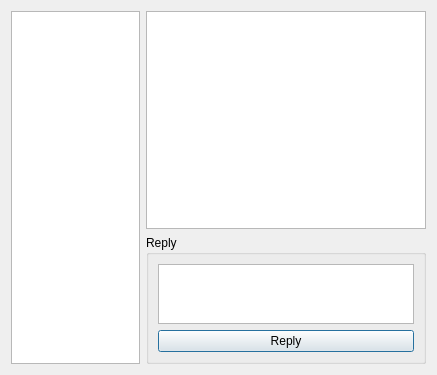
Qt form src/qt/ui/user_inbox.ui (maidsafe-archive/MaidSafe-Encrypt) before a commit.
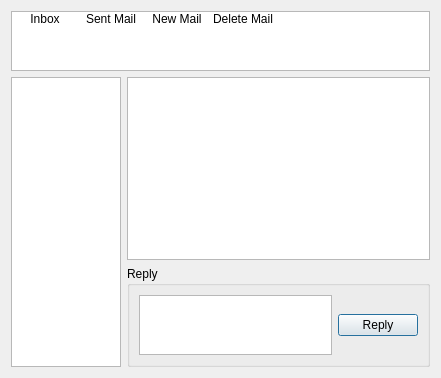
The same form after that commit. Icons and pictures are not drawn.

Commit message: Email Inbox Improvements

```diff
--- a/src/qt/ui/user_inbox.ui
+++ b/src/qt/ui/user_inbox.ui
@@ -6,15 +6,15 @@
    <rect>
     <x>0</x>
     <y>0</y>
-    <width>437</width>
-    <height>375</height>
+    <width>441</width>
+    <height>378</height>
    </rect>
   </property>
   <property name="windowTitle">
    <string>Inbox</string>
   </property>
-  <layout class="QHBoxLayout" name="horizontalLayout_2">
-   <item>
+  <layout class="QGridLayout" name="gridLayout">
+   <item row="1" column="0">
     <layout class="QHBoxLayout" name="horizontalLayout">
      <property name="sizeConstraint">
       <enum>QLayout::SetDefaultConstraint</enum>
@@ -27,6 +27,12 @@
          <verstretch>0</verstretch>
         </sizepolicy>
        </property>
+       <property name="minimumSize">
+        <size>
+         <width>110</width>
+         <height>0</height>
+        </size>
+       </property>
        <property name="maximumSize">
         <size>
          <width>130</width>
@@ -37,7 +43,7 @@
      </item>
     </layout>
    </item>
-   <item>
+   <item row="1" column="1">
     <layout class="QVBoxLayout" name="verticalLayout">
      <item>
       <widget class="QTextEdit" name="emailDisplayEdit">
@@ -77,11 +83,24 @@
           </property>
          </widget>
         </item>
-        <item row="1" column="0">
+        <item row="0" column="1">
          <widget class="QPushButton" name="replyButton">
           <property name="text">
            <string>Reply</string>
           </property>
+          <property name="icon">
+           <iconset resource="../resources/resources.qrc">
+            <normaloff>:/icons/32/Reply_Message</normaloff>:/icons/32/Reply_Message</iconset>
+          </property>
+          <property name="iconSize">
+           <size>
+            <width>32</width>
+            <height>32</height>
+           </size>
+          </property>
+          <property name="flat">
+           <bool>false</bool>
+          </property>
          </widget>
         </item>
        </layout>
@@ -89,6 +108,58 @@
      </item>
     </layout>
    </item>
+   <item row="0" column="0" colspan="2">
+    <widget class="QListWidget" name="toolBarListWidget">
+     <property name="maximumSize">
+      <size>
+       <width>16777215</width>
+       <height>60</height>
+      </size>
+     </property>
+     <property name="viewMode">
+      <enum>QListView::IconMode</enum>
+     </property>
+     <property name="uniformItemSizes">
+      <bool>true</bool>
+     </property>
+     <item>
+      <property name="text">
+       <string>Inbox</string>
+      </property>
+      <property name="icon">
+       <iconset resource="../resources/resources.qrc">
+        <normaloff>:/icons/32/Email_Tab</normaloff>:/icons/32/Email_Tab</iconset>
+      </property>
+     </item>
+     <item>
+      <property name="text">
+       <string>Sent Mail</string>
+      </property>
+      <property name="icon">
+       <iconset resource="../resources/resources.qrc">
+        <normaloff>:/icons/32/Sent_Messages</normaloff>:/icons/32/Sent_Messages</iconset>
+      </property>
+     </item>
+     <item>
+      <property name="text">
+       <string>New Mail</string>
+      </property>
+      <property name="icon">
+       <iconset resource="../resources/resources.qrc">
+        <normaloff>:/icons/32/New_Message</normaloff>:/icons/32/New_Message</iconset>
+      </property>
+     </item>
+     <item>
+      <property name="text">
+       <string>Delete Mail</string>
+      </property>
+      <property name="icon">
+       <iconset resource="../resources/resources.qrc">
+        <normaloff>:/icons/32/Delete_Mail</normaloff>:/icons/32/Delete_Mail</iconset>
+      </property>
+     </item>
+    </widget>
+   </item>
   </layout>
  </widget>
  <resources/>
```
Left out of the diff: 4 changed lines with no effect on the pictures. The commit also changes 4 other files.
